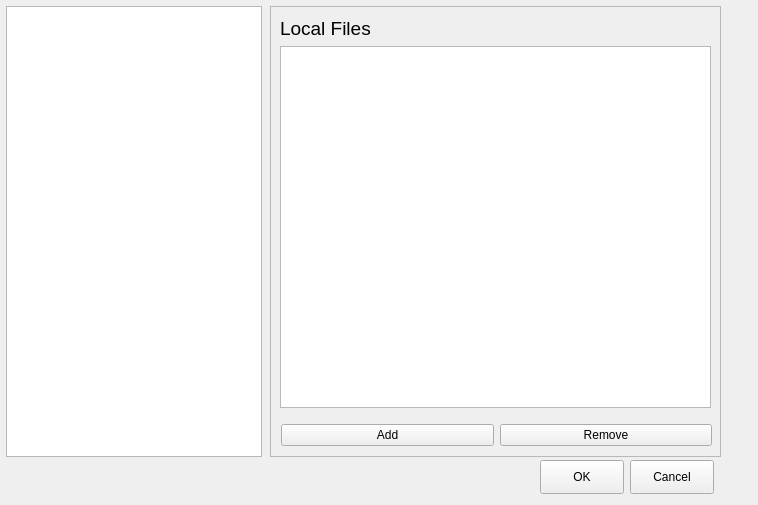
Before: the Qt Designer form ene/ui/settings_window.ui in EneApp/Ene, drawn with Qt 5.
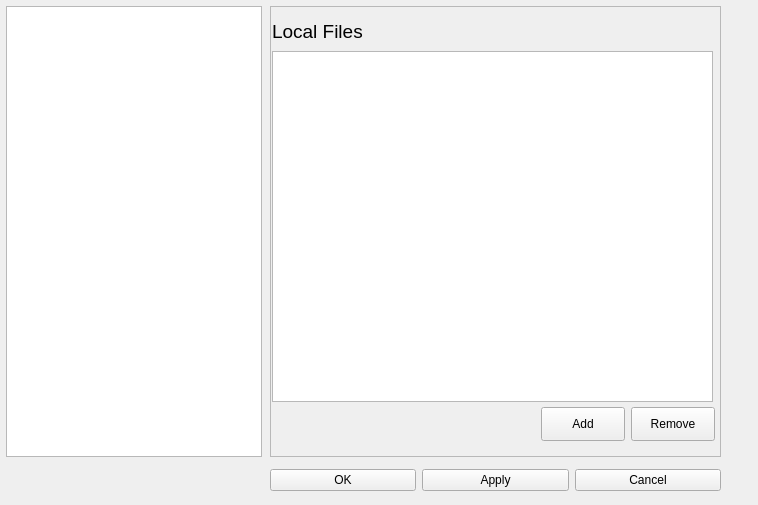
After: the same form once the commit is applied.

Commit message: Add another settings page and start adding functionality to settings window

What changed in the file:
```diff
--- a/ene/ui/settings_window.ui
+++ b/ene/ui/settings_window.ui
@@ -145,18 +145,25 @@
     </layout>
    </widget>
    <widget class="QWidget" name="local_files">
-    <widget class="QWidget" name="gridLayoutWidget">
+    <widget class="QListView" name="local_paths">
      <property name="geometry">
       <rect>
-       <x>9</x>
-       <y>10</y>
-       <width>431</width>
-       <height>391</height>
+       <x>1</x>
+       <y>44</y>
+       <width>441</width>
+       <height>351</height>
       </rect>
      </property>
-     <layout class="QGridLayout" name="path_labels">
-      <item row="0" column="1">
+    </widget>
        <widget class="QLabel" name="label_5">
+     <property name="geometry">
+      <rect>
+       <x>1</x>
+       <y>11</y>
+       <width>91</width>
+       <height>27</height>
+      </rect>
+     </property>
         <property name="font">
          <font>
           <pointsize>14</pointsize>
@@ -166,65 +173,66 @@
          <string>Local Files</string>
         </property>
        </widget>
-      </item>
-      <item row="1" column="1">
-       <widget class="QListView" name="local_paths"/>
-      </item>
-     </layout>
-    </widget>
-    <widget class="QWidget" name="horizontalLayoutWidget">
-     <property name="geometry">
-      <rect>
-       <x>10</x>
-       <y>410</y>
-       <width>431</width>
-       <height>36</height>
-      </rect>
-     </property>
-     <layout class="QHBoxLayout" name="path_buttons">
-      <item>
        <widget class="QPushButton" name="path_add">
+     <property name="geometry">
+      <rect>
+       <x>270</x>
+       <y>400</y>
+       <width>84</width>
+       <height>34</height>
+      </rect>
+     </property>
         <property name="text">
          <string>Add</string>
         </property>
        </widget>
-      </item>
-      <item>
        <widget class="QPushButton" name="path_remove">
+     <property name="geometry">
+      <rect>
+       <x>360</x>
+       <y>400</y>
+       <width>84</width>
+       <height>34</height>
+      </rect>
+     </property>
         <property name="text">
          <string>Remove</string>
         </property>
        </widget>
-      </item>
-     </layout>
-    </widget>
-   </widget>
-  </widget>
+   </widget>
+  </widget>
+  <widget class="QWidget" name="horizontalLayoutWidget_2">
+   <property name="geometry">
+    <rect>
+     <x>270</x>
+     <y>460</y>
+     <width>451</width>
+     <height>41</height>
+    </rect>
+   </property>
+   <layout class="QHBoxLayout" name="horizontalLayout">
+    <item>
   <widget class="QPushButton" name="button_OK">
-   <property name="geometry">
-    <rect>
-     <x>540</x>
-     <y>460</y>
-     <width>84</width>
-     <height>34</height>
-    </rect>
-   </property>
    <property name="text">
     <string>OK</string>
    </property>
   </widget>
+    </item>
+    <item>
+     <widget class="QPushButton" name="button_apply">
+      <property name="text">
+       <string>Apply</string>
+      </property>
+     </widget>
+    </item>
+    <item>
   <widget class="QPushButton" name="button_cancel">
-   <property name="geometry">
-    <rect>
-     <x>630</x>
-     <y>460</y>
-     <width>84</width>
-     <height>34</height>
-    </rect>
-   </property>
    <property name="text">
     <string>Cancel</string>
    </property>
+     </widget>
+    </item>
+   </layout>
   </widget>
  </widget>
  <resources/>
```
Left out of the diff: 82 changed lines with no effect on the pictures. Lines whose indentation alone changed are shown as unchanged. The commit also changes 2 other files.
